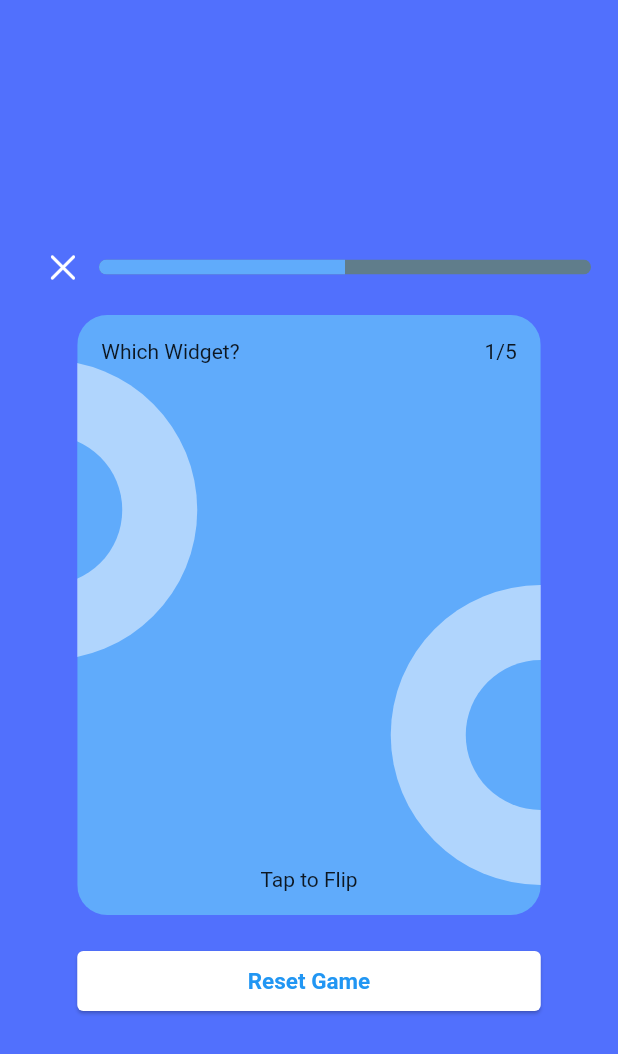
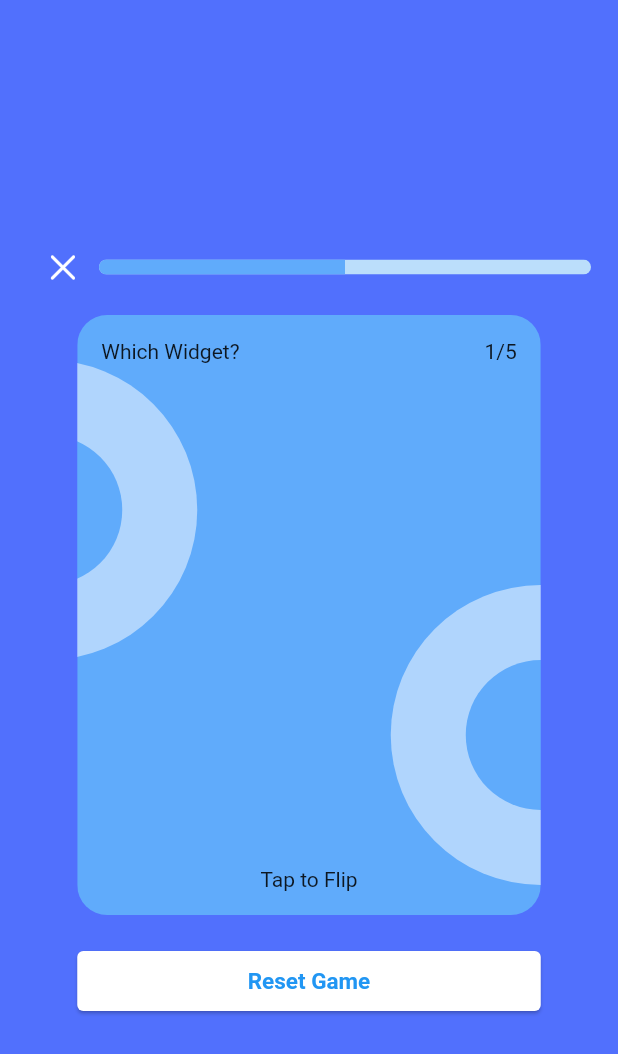
Before and after one commit to Richmond-Nunoo/Flutter-Riddles, a Flutter app: the screen it shows after launch, on a phone screen of 412 x 824 dp. Shown: the top 1054 px of the screen. Run offline on Flutter 3.47's test engine with Material 2 defaults, Android fonts, the phone set to English and light mode, and no system bars; our stand-ins replace appinio_swiper, flip_card.

Commit message:
this is okay

```diff
--- a/lib/views/homepage.dart
+++ b/lib/views/homepage.dart
@@ -37,10 +37,10 @@ class HomePage extends StatelessWidget {
                       Expanded(
                         child: ClipRRect(
                           borderRadius: BorderRadius.circular(12),
-                          child: const LinearProgressIndicator(
+                          child: LinearProgressIndicator(
                             minHeight: 10,
                             value: 0.5,
-                            backgroundColor: Colors.blueGrey,
+                            backgroundColor: Colors.blue.shade100,
                             color: Colors.blueGrey,
                             valueColor: AlwaysStoppedAnimation(bgColor),
                           ),
```
